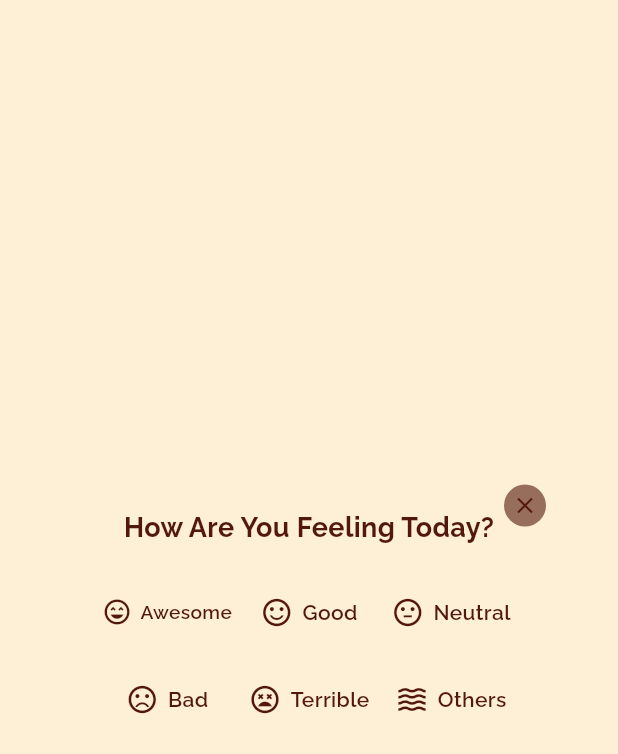
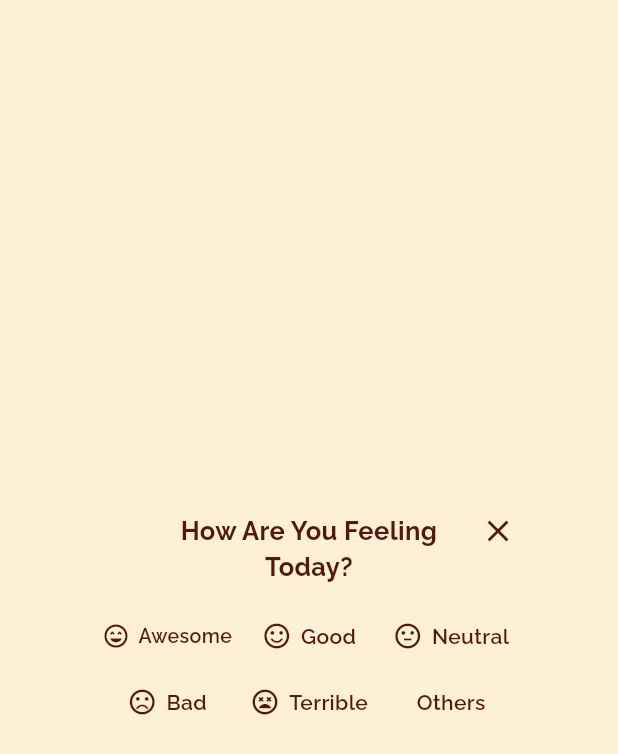
Before and after one commit to Rasheduzzaman-Rochi/cardinal_quotes_app, a Flutter app: the SoulCheckInDialog widget shown alone on an empty page, opened directly, on a phone screen of 412 x 824 dp. Shown: the top 754 px of the screen. Run offline on Flutter 3.47's test engine with Material 3 defaults, Android fonts, the phone set to English and light mode, and no system bars; our stand-ins replace flutter_svg, google_fonts.

Commit message:
soul_check_in_dialog.dart updated

```diff
--- a/lib/src/features/home/widgets/feature_grid.dart
+++ b/lib/src/features/home/widgets/feature_grid.dart
@@ -2,7 +2,7 @@ import 'package:flutter/material.dart';
 import 'package:flutter_svg/svg.dart';
 import '../../../constants/app_theme.dart';
 import '../../memorial_cards/screens/add_memorial_card_screen.dart';
-import '../../soul_check_in/widgets/soul_check_in_dialog.dart';
+import '../../soul_check_in/screens/soul_check_in_dialog.dart';
 
 class FeatureGrid extends StatelessWidget {
   final ValueChanged<int> onTabChange;
@@ -90,9 +90,12 @@ class FeatureGrid extends StatelessWidget {
         } else if (title == 'Sleeping Sounds') {
           onTabChange(1);
         } else if (title == 'Soul Check-In') {
-          Navigator.push(
-            context,
-            MaterialPageRoute(builder: (context) => const SoulCheckInDialog()),
+          showDialog(
+            context: context,
+            barrierColor: colorScheme.primary,
+            builder: (BuildContext context) {
+              return const SoulCheckInDialog();
+            },
           );
         }
       },
--- /dev/null
+++ b/lib/src/features/soul_check_in/screens/soul_check_in_dialog.dart
@@ -0,0 +1,158 @@
+import 'package:flutter/material.dart';
+import '../../../constants/app_theme.dart';
+
+class SoulCheckInDialog extends StatelessWidget {
+  const SoulCheckInDialog({super.key});
+
+  @override
+  Widget build(BuildContext context) {
+    final colorScheme = Theme.of(context).colorScheme;
+
+    return Dialog(
+      backgroundColor: Colors.transparent,
+      elevation: 0,
+      child: Container(
+        padding: const EdgeInsets.symmetric(horizontal: 24.0, vertical: 20.0),
+        decoration: BoxDecoration(
+          color: colorScheme.background,
+          borderRadius: BorderRadius.circular(10),
+        ),
+        child: Column(
+          mainAxisSize: MainAxisSize.min,
+          children: [
+            Row(
+              mainAxisAlignment: MainAxisAlignment.spaceBetween,
+              crossAxisAlignment: CrossAxisAlignment.start,
+              children: [
+
+                const SizedBox(width: 32),
+                Expanded(
+                  child: Padding(
+                    padding: const EdgeInsets.only(top: 4.0),
+                    child: Text(
+                      'How Are You Feeling Today?',
+                      textAlign: TextAlign.center,
+                      style: TextStyle(
+                        fontWeight: FontWeight.bold,
+                        fontSize: 17,
+                        color: colorScheme.onSurface,
+                      ),
+                    ),
+                  ),
+                ),
+                SizedBox(
+                  width: 32,
+                  height: 32,
+                  child: InkWell(
+                    onTap: () => Navigator.of(context).pop(),
+                    customBorder: const CircleBorder(),
+                    child: const Icon(
+                      Icons.close,
+                      color: AppTheme.buttonBrownDark,
+                      size: 24,
+                    ),
+                  ),
+                ),
+              ],
+            ),
+            const SizedBox(height: 16),
+
+            Column(
+              children: [
+                Row(
+                  children: const [
+                    Expanded(
+                      child: _EmotionChoice(
+                        icon: Icons.sentiment_very_satisfied_outlined,
+                        text: 'Awesome',
+                      ),
+                    ),
+                    Expanded(
+                      child: _EmotionChoice(
+                        icon: Icons.sentiment_satisfied_outlined,
+                        text: 'Good',
+                      ),
+                    ),
+                    Expanded(
+                      child: _EmotionChoice(
+                        icon: Icons.sentiment_neutral_outlined,
+                        text: 'Neutral',
+                      ),
+                    ),
+                  ],
+                ),
+                const SizedBox(height: 8),
+                Row(
+                  children: const [
+                    Expanded(
+                      child: _EmotionChoice(
+                        icon: Icons.sentiment_dissatisfied_outlined,
+                        text: 'Bad',
+                      ),
+                    ),
+                    Expanded(
+                      child: _EmotionChoice(
+                        icon: Icons.sentiment_very_dissatisfied_outlined,
+                        text: 'Terrible',
+                      ),
+                    ),
+                    Expanded(
+                      child: _EmotionChoice(
+                        text: 'Others',
+                        icon: null,
+                      ),
+                    ),
+                  ],
+                ),
+              ],
+            ),
+          ],
+        ),
+      ),
+    );
+  }
+}
+
+class _EmotionChoice extends StatelessWidget {
+  final IconData? icon;
+  final String text;
+
+  const _EmotionChoice({this.icon, required this.text});
+
+  @override
+  Widget build(BuildContext context) {
+    return InkWell(
+      onTap: () {
+        // TODO: Implement emotion selection logic
+        Navigator.of(context).pop();
+      },
+      borderRadius: BorderRadius.circular(8),
+      child: Padding(
+        padding: const EdgeInsets.symmetric(vertical: 8.0, horizontal: 4.0),
+        child: FittedBox(
+          fit: BoxFit.scaleDown,
+          child: Row(
+            mainAxisAlignment: MainAxisAlignment.center,
+            children: [
+              if (icon != null) ...[
+                Icon(
+                  icon,
+                  color: Theme.of(context).colorScheme.onSurface,
+                  size: 20,
+                ),
+                const SizedBox(width: 6),
+              ],
+              Text(
+                text,
+                style: TextStyle(
+                  fontWeight: FontWeight.w600,
+                  color: Theme.of(context).colorScheme.onSurface,
+                ),
+              ),
+            ],
+          ),
+        ),
+      ),
+    );
+  }
+}
--- a/lib/src/features/soul_check_in/widgets/soul_check_in_dialog.dart
+++ /dev/null
@@ -1,112 +0,0 @@
-import 'package:flutter/material.dart';
-import '../../../constants/app_theme.dart';
-
-class SoulCheckInDialog extends StatelessWidget {
-  const SoulCheckInDialog({super.key});
-
-  @override
-  Widget build(BuildContext context) {
-    final colorScheme = Theme.of(context).colorScheme;
-
-    return Dialog(
-      backgroundColor: Colors.transparent,
-      elevation: 0,
-      child: Container(
-        padding: const EdgeInsets.all(24.0),
-        decoration: BoxDecoration(
-          color: colorScheme.background,
-          borderRadius: BorderRadius.circular(24),
-        ),
-        child: Stack(
-          clipBehavior: Clip.none,
-          children: [
-            Column(
-              mainAxisSize: MainAxisSize.min,
-              children: [
-                Text(
-                  'How Are You Feeling Today?',
-                  style: TextStyle(
-                    fontWeight: FontWeight.bold,
-                    fontSize: 18,
-                    color: colorScheme.onSurface,
-                  ),
-                ),
-                const SizedBox(height: 24),
-                Column(
-                  children: [
-                    Row(
-                      children: const [
-                        Expanded(child: _EmotionChoice(icon: Icons.sentiment_very_satisfied_outlined, text: 'Awesome')),
-                        Expanded(child: _EmotionChoice(icon: Icons.sentiment_satisfied_outlined, text: 'Good')),
-                        Expanded(child: _EmotionChoice(icon: Icons.sentiment_neutral_outlined, text: 'Neutral')),
-                      ],
-                    ),
-                    const SizedBox(height: 20),
-                    Row(
-                      children: const [
-                        Expanded(child: _EmotionChoice(icon: Icons.sentiment_dissatisfied_outlined, text: 'Bad')),
-                        Expanded(child: _EmotionChoice(icon: Icons.sentiment_very_dissatisfied_outlined, text: 'Terrible')),
-                        Expanded(child: _EmotionChoice(icon: Icons.waves, text: 'Others')),
-                      ],
-                    ),
-                  ],
-                ),
-              ],
-            ),
-            Positioned(
-              top: -16,
-              right: -16,
-              child: InkWell(
-                onTap: () => Navigator.of(context).pop(),
-                child: const CircleAvatar(
-                  radius: 14,
-                  backgroundColor: AppTheme.unselectedBorder,
-                  child: Icon(Icons.close, color: AppTheme.buttonBrownDark, size: 18),
-                ),
-              ),
-            ),
-          ],
-        ),
-      ),
-    );
-  }
-}
-
-class _EmotionChoice extends StatelessWidget {
-  final IconData icon;
-  final String text;
-
-  const _EmotionChoice({required this.icon, required this.text});
-
-  @override
-  Widget build(BuildContext context) {
-    return InkWell(
-      onTap: () {
-        // TODO: Implement emotion selection logic
-        Navigator.of(context).pop();
-      },
-      borderRadius: BorderRadius.circular(8),
-      child: Padding(
-        padding: const EdgeInsets.symmetric(vertical: 8.0, horizontal: 4.0),
-        // This FittedBox prevents the content from overflowing by scaling it down if necessary.
-        child: FittedBox(
-          fit: BoxFit.scaleDown,
-          child: Row(
-            mainAxisAlignment: MainAxisAlignment.center,
-            children: [
-              Icon(icon, color: Theme.of(context).colorScheme.onSurface, size: 22),
-              const SizedBox(width: 6),
-              Text(
-                text,
-                style: TextStyle(
-                  fontWeight: FontWeight.w600,
-                  color: Theme.of(context).colorScheme.onSurface,
-                ),
-              ),
-            ],
-          ),
-        ),
-      ),
-    );
-  }
-}
```
